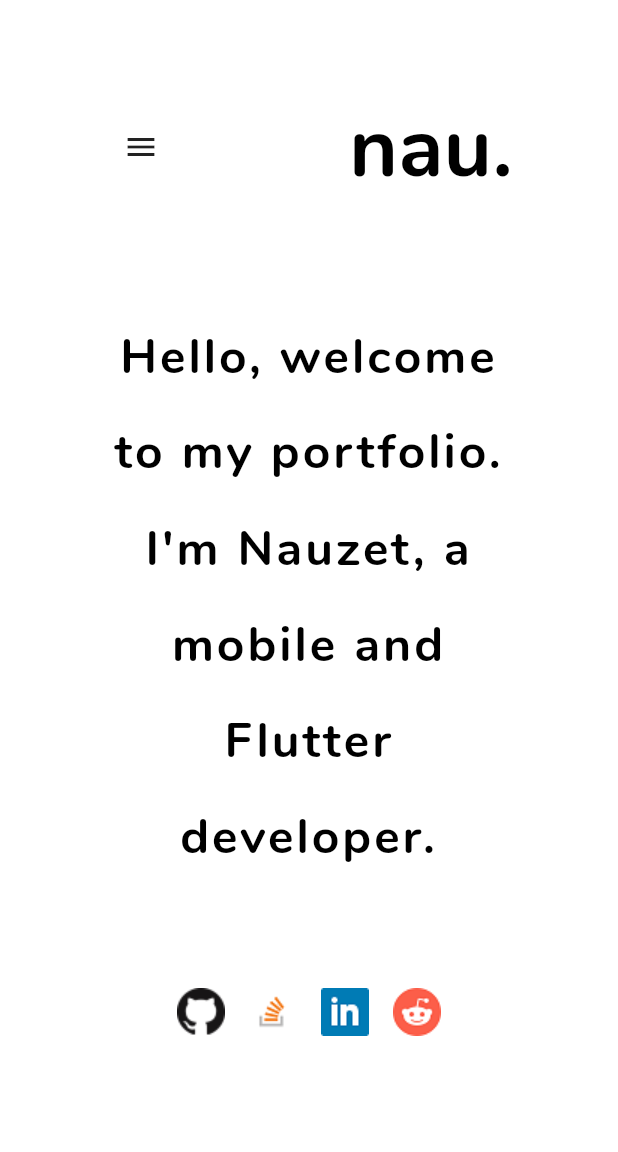
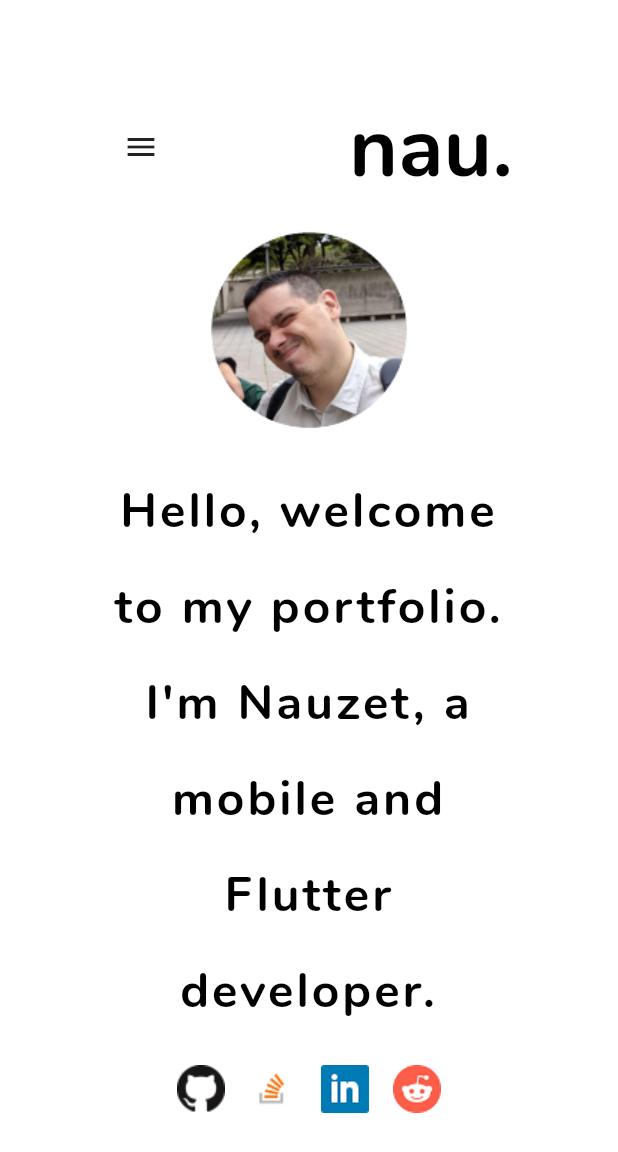
Before and after one commit to NauzetAduen/flutter_portfolio, a Flutter app: the screen it shows after launch, on a phone screen of 412 x 824 dp. Shown: the top 1152 px of the screen. Run offline on Flutter 3.47's test engine with Material 2 defaults, Android fonts, the phone set to English and light mode, and no system bars; our stand-ins replace responsive_builder; missing offline and left inert: dart:js.

Commit message:
ADD my super picture to home

```diff
--- a/lib/pages/homepage.dart
+++ b/lib/pages/homepage.dart
@@ -24,6 +24,12 @@ class HomePage extends StatelessWidget {
                     child: Column(
                       mainAxisAlignment: MainAxisAlignment.spaceEvenly,
                       children: <Widget>[
+                        CircleAvatar(
+                          child:
+                              Image.asset("assets/images/profilepicture.png"),
+                          radius: 70,
+                          backgroundColor: Colors.blueGrey,
+                        ),
                         Text(
                           "Hello, welcome to my portfolio.\nI'm Nauzet, a mobile and Flutter developer.",
                           style: Styles.welcomeText,
```
Also changed, not shown: assets/images/profilepicture.png (added).
